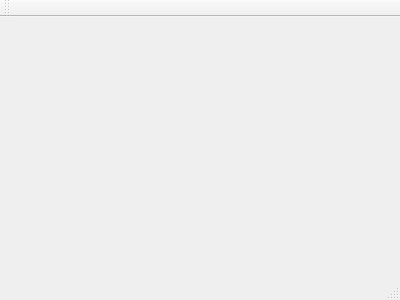
fenixnix/BP-ANN, file mainwindow.ui: the form before one commit.
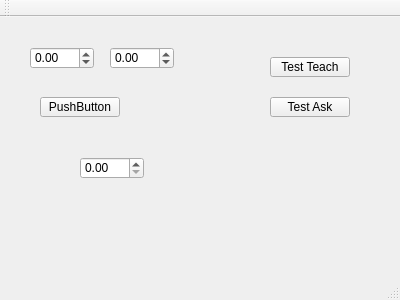
The form after the commit.

What changed in the file:
```diff
--- a/mainwindow.ui
+++ b/mainwindow.ui
@@ -12,13 +12,104 @@
   <property name="windowTitle" >
    <string>MainWindow</string>
   </property>
-  <widget class="QMenuBar" name="menuBar" />
-  <widget class="QToolBar" name="mainToolBar" />
-  <widget class="QWidget" name="centralWidget" />
-  <widget class="QStatusBar" name="statusBar" />
+  <widget class="QWidget" name="centralWidget">
+   <widget class="QPushButton" name="pushButton">
+    <property name="geometry">
+     <rect>
+      <x>40</x>
+      <y>80</y>
+      <width>80</width>
+      <height>20</height>
+     </rect>
+    </property>
+    <property name="text">
+     <string>PushButton</string>
+    </property>
+   </widget>
+   <widget class="QDoubleSpinBox" name="doubleSpinBox">
+    <property name="geometry">
+     <rect>
+      <x>30</x>
+      <y>30</y>
+      <width>64</width>
+      <height>22</height>
+     </rect>
+    </property>
+    <property name="minimum">
+     <double>-99.000000000000000</double>
+    </property>
+   </widget>
+   <widget class="QDoubleSpinBox" name="doubleSpinBox_2">
+    <property name="geometry">
+     <rect>
+      <x>110</x>
+      <y>30</y>
+      <width>64</width>
+      <height>22</height>
+     </rect>
+    </property>
+    <property name="minimum">
+     <double>-99.000000000000000</double>
+    </property>
+   </widget>
+   <widget class="QDoubleSpinBox" name="doubleSpinBox_3">
+    <property name="geometry">
+     <rect>
+      <x>80</x>
+      <y>140</y>
+      <width>64</width>
+      <height>22</height>
+     </rect>
+    </property>
+   </widget>
+   <widget class="QPushButton" name="pushButton_3">
+    <property name="geometry">
+     <rect>
+      <x>270</x>
+      <y>40</y>
+      <width>80</width>
+      <height>20</height>
+     </rect>
+    </property>
+    <property name="text">
+     <string>Test Teach</string>
+    </property>
+   </widget>
+   <widget class="QPushButton" name="btnGetAskTest">
+    <property name="geometry">
+     <rect>
+      <x>270</x>
+      <y>80</y>
+      <width>80</width>
+      <height>20</height>
+     </rect>
+    </property>
+    <property name="text">
+     <string>Test Ask</string>
+    </property>
+   </widget>
+  </widget>
+  <widget class="QMenuBar" name="menuBar">
+   <property name="geometry">
+    <rect>
+     <x>0</x>
+     <y>0</y>
+     <width>400</width>
+     <height>22</height>
+    </rect>
+   </property>
+  </widget>
+  <widget class="QToolBar" name="mainToolBar">
+   <attribute name="toolBarArea">
+    <enum>TopToolBarArea</enum>
+   </attribute>
+   <attribute name="toolBarBreak">
+    <bool>false</bool>
+   </attribute>
+  </widget>
+  <widget class="QStatusBar" name="statusBar"/>
  </widget>
- <layoutDefault spacing="6" margin="11" />
- <pixmapfunction></pixmapfunction>
+ <layoutdefault spacing="6" margin="11"/>
  <resources/>
  <connections/>
 </ui>
```
Left out of the diff: 7 changed lines with no effect on the pictures.
